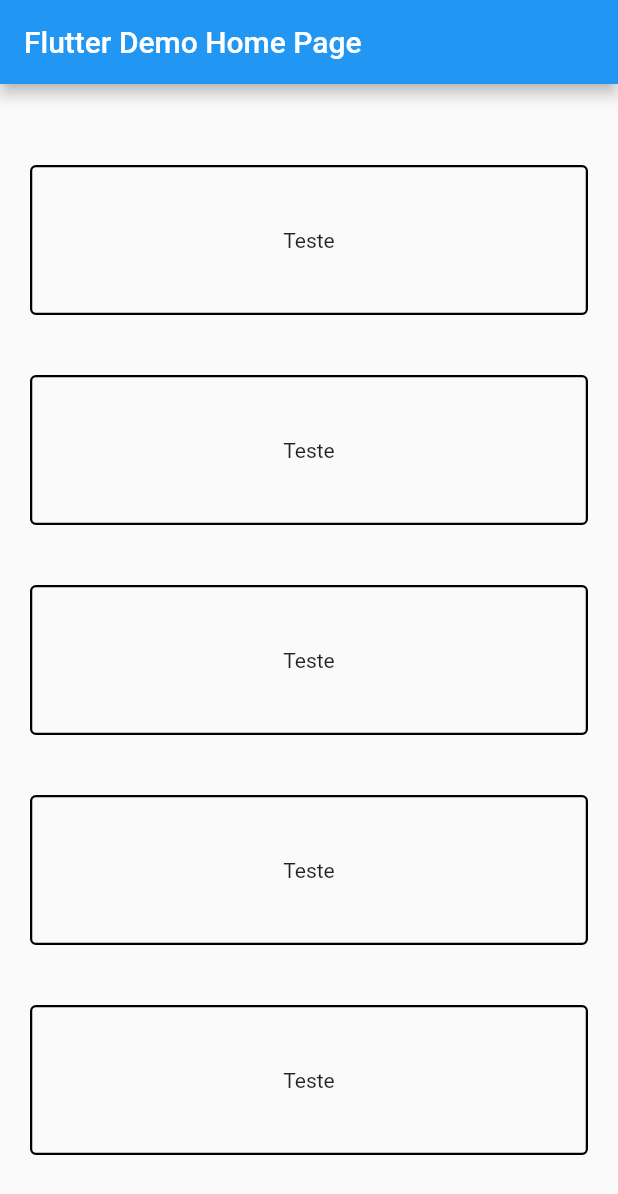
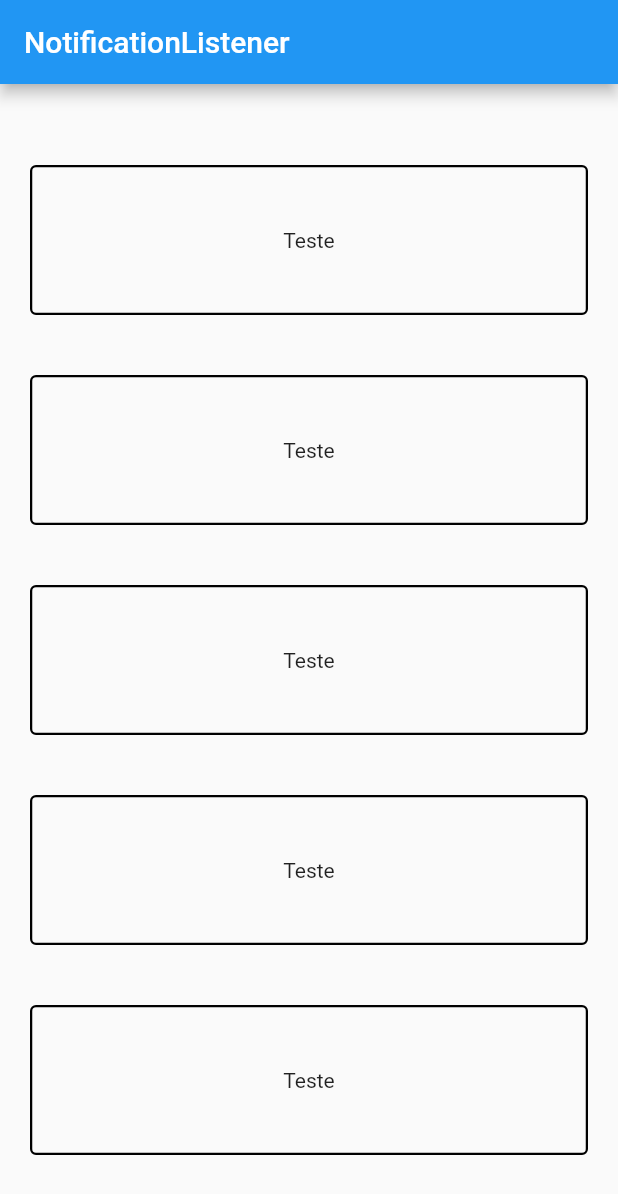
Before and after one commit to Lucas0812/notificationlistener, a Flutter app: the screen it shows after launch, on a phone screen of 412 x 824 dp. Shown: the top 1194 px of the screen. Run offline on Flutter 3.47's test engine with Material 2 defaults, Android fonts, the phone set to English and light mode, and no system bars.

```diff
--- a/lib/main.dart
+++ b/lib/main.dart
@@ -5,16 +5,15 @@ void main() {
 }
 
 class MyApp extends StatelessWidget {
-  // This widget is the root of your application.
   @override
   Widget build(BuildContext context) {
     return MaterialApp(
-      title: 'Flutter Demo',
+      title: 'NotificationListener',
       theme: ThemeData(
         primarySwatch: Colors.blue,
         visualDensity: VisualDensity.adaptivePlatformDensity,
       ),
-      home: MyHomePage(title: 'Flutter Demo Home Page'),
+      home: MyHomePage(title: 'NotificationListener'),
     );
   }
 }
@@ -38,7 +37,7 @@ class _MyHomePageState extends State<MyHomePage> {
       body: Center(
           child: NotificationListener<ScrollNotification>(
         onNotification: (notification) {
-          print('notification');
+          print('$notification');
           return true;
         },
         child: SingleChildScrollView(
```
